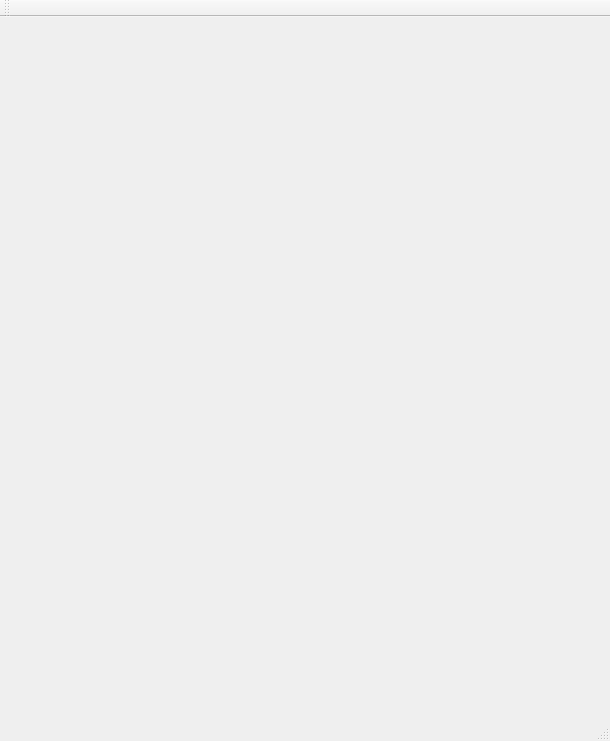
Above: mainwindow.ui from wow056/Tetris-Postech before the change. Below: the same form after it.
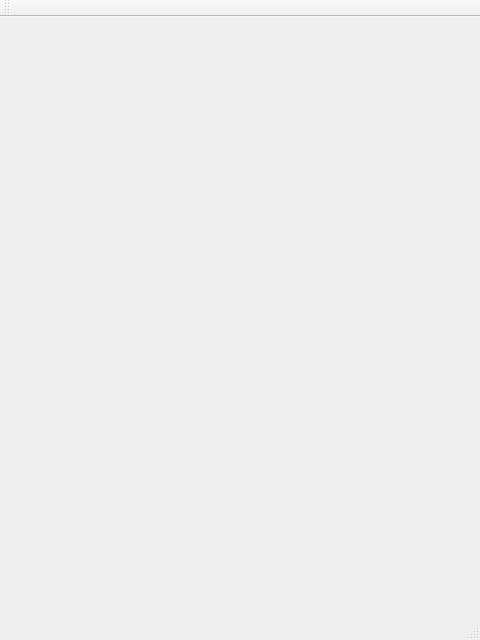
That is the form after the change.

```diff
--- a/mainwindow.ui
+++ b/mainwindow.ui
@@ -6,8 +6,8 @@
    <rect>
     <x>0</x>
     <y>0</y>
-    <width>610</width>
-    <height>741</height>
+    <width>480</width>
+    <height>640</height>
    </rect>
   </property>
   <property name="windowTitle">
```
Left out of the diff: 2 changed lines with no effect on the pictures.
